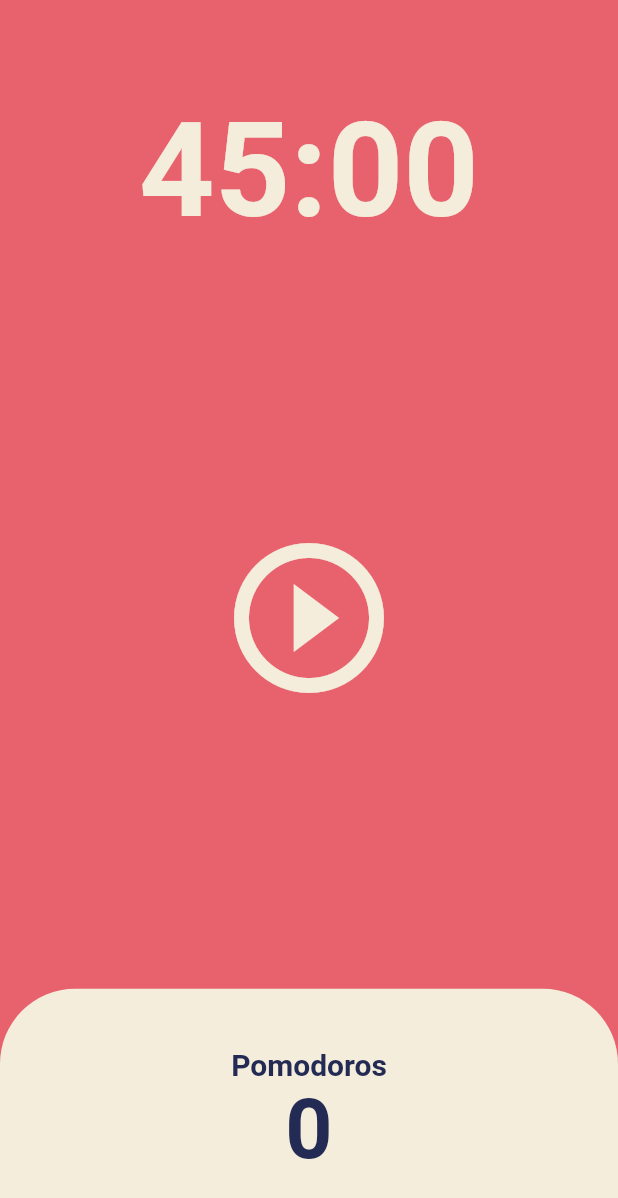
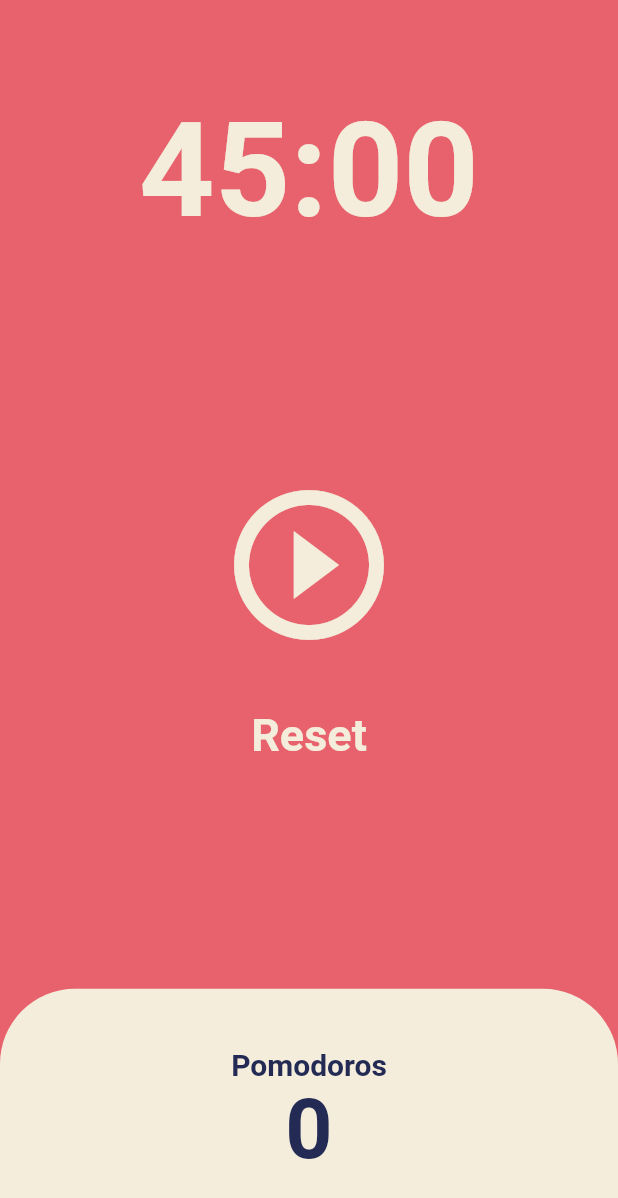
Before and after one commit to noaz98/Pomodoros, a Flutter app: the screen it shows after launch, on a phone screen of 412 x 824 dp. Shown: the top 1198 px of the screen. Run offline on Flutter 3.47's test engine with Material 2 defaults, Android fonts, the phone set to English and light mode, and no system bars.

Commit message:
timer reset

```diff
--- a/lib/screens/home_screen.dart
+++ b/lib/screens/home_screen.dart
@@ -15,6 +15,7 @@ class _HomeScreenState extends State<HomeScreen> {
   bool isRunning = false;
   int totalPomodoros = 0;
 
+  // Timer calculate
   void onTick(Timer timer) {
     if (totalSeconds == 0) {
       setState(() {
@@ -30,6 +31,7 @@ class _HomeScreenState extends State<HomeScreen> {
     }
   }
 
+// Timer Start Button|
   void onStartPressed() {
     timer = Timer.periodic(
       const Duration(seconds: 1),
@@ -40,11 +42,21 @@ class _HomeScreenState extends State<HomeScreen> {
     });
   }
 
+// Timer Pause Button
   void onPausePressed() {
     timer.cancel();
     setState(() {
       isRunning = false;
     });
+  }
+
+// Timer Format
+  void onResetPressed() {
+    setState(() {
+      totalSeconds = fiftyMinutes;
+      isRunning = false;
+    });
+    timer.cancel();
   }
 
   String format(int seconds) {
@@ -74,7 +86,11 @@ class _HomeScreenState extends State<HomeScreen> {
           Flexible(
             flex: 3,
             child: Center(
-              child: IconButton(
+              child: Column(
+                mainAxisAlignment: MainAxisAlignment.center,
+                children: [
+                  IconButton(
+                    //Start Button
                     iconSize: 120,
                     color: Theme.of(context).cardColor,
                     onPressed: isRunning ? onPausePressed : onStartPressed,
@@ -83,6 +99,19 @@ class _HomeScreenState extends State<HomeScreen> {
                           ? Icons.pause_circle_outline
                           : Icons.play_circle_outline,
                     ),
+                  ),
+                  const SizedBox(height: 20),
+                  TextButton(
+                    //Reset Button
+                    onPressed: onResetPressed,
+                    child: Text('Reset',
+                        style: TextStyle(
+                          fontSize: 30,
+                          fontWeight: FontWeight.w600,
+                          color: Theme.of(context).cardColor,
+                        )),
+                  ),
+                ],
               ),
             ),
           ),
--- a/pubspec.yaml
+++ b/pubspec.yaml
@@ -88,3 +88,5 @@ flutter:
   #
   # For details regarding fonts from package dependencies,
   # see https://flutter.dev/custom-fonts/#from-packages
+  assets:
+    - images/
```
Lines whose indentation alone changed are shown as unchanged.
